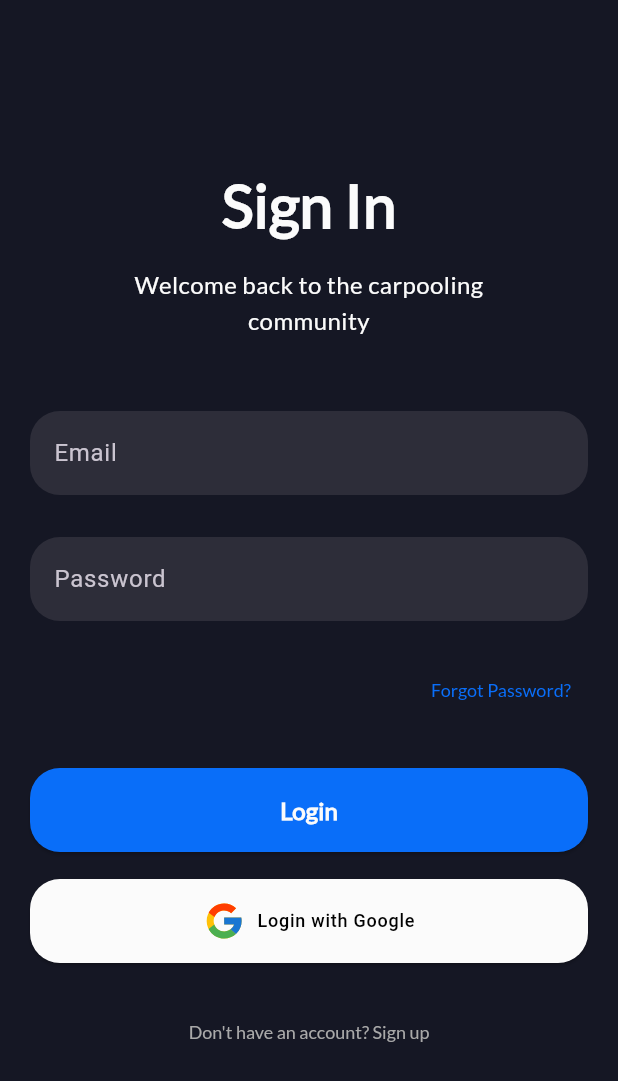
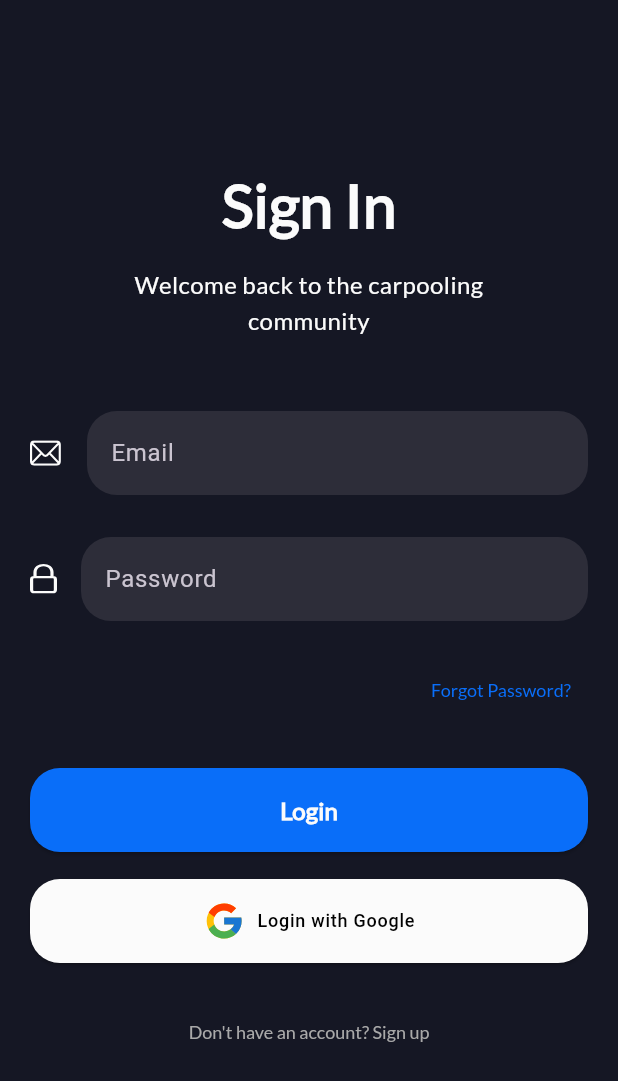
Before and after one commit to Pudv95/vroom_vroom, a Flutter app: the screen it shows after launch, on a phone screen of 412 x 824 dp. Shown: the top 1081 px of the screen. Run offline on Flutter 3.47's test engine with Material 3 defaults, Android fonts, the phone set to English and light mode, and no system bars; our stand-ins replace flutter_svg, go_router.

Commit message:
create basic layout of forgot password

```diff
--- a/lib/main.dart
+++ b/lib/main.dart
@@ -12,7 +12,7 @@ void main() {
           textTheme: const TextTheme(
               headlineLarge: TextStyle(
                 fontSize: 40,
-                  fontFamily: 'lato',
+                fontFamily: 'lato',
                 fontWeight: FontWeight.w900,
                 color: AppColors.textColor
               ),
--- a/lib/views/screens/authentication/login.dart
+++ b/lib/views/screens/authentication/login.dart
@@ -10,13 +10,19 @@ class LoginPage extends StatefulWidget {
 }
 
 class _LoginPageState extends State<LoginPage> {
+  GlobalKey<FormState> key = GlobalKey<FormState>();
+
+  final TextEditingController _emailController = TextEditingController();
+  final TextEditingController _passwordController = TextEditingController();
+
+
   @override
   Widget build(BuildContext context) {
     double height = MediaQuery.sizeOf(context).height;
     double width = MediaQuery.sizeOf(context).width;
     return Scaffold(
       body: SingleChildScrollView(
-        physics: const ClampingScrollPhysics(),
+        physics: const BouncingScrollPhysics(),
         child: ConstrainedBox(
           constraints: BoxConstraints(
             maxHeight: height,
@@ -46,12 +52,15 @@ class _LoginPageState extends State<LoginPage> {
                 ),
                 SizedBox(height: (48/height)*height,),
                 Form(
+                  key: key,
                   child: Column(
                     mainAxisAlignment: MainAxisAlignment.center,
                     crossAxisAlignment: CrossAxisAlignment.stretch,
                     children: [
                       TextFormField(
+                        controller: _emailController,
                         decoration: InputDecoration(
+                          icon: SvgPicture.asset('asset/icons/email.svg'),
                           labelText: 'Email',
                           filled: true,
                           fillColor: AppColors.secondaryColor,
@@ -60,7 +69,7 @@ class _LoginPageState extends State<LoginPage> {
                             borderRadius: BorderRadius.circular(20),
                           ),
                           focusedBorder: OutlineInputBorder(
-                            borderSide: BorderSide(color: AppColors.primaryColor), // Border color when focused
+                            borderSide: const BorderSide(color: AppColors.primaryColor),
                             borderRadius: BorderRadius.circular(20),
                           ),
                         ),
@@ -69,7 +78,9 @@ class _LoginPageState extends State<LoginPage> {
                       SizedBox(height: (28/height)*height),
 
                       TextFormField(
+                        controller: _passwordController,
                         decoration: InputDecoration(
+                          icon: SvgPicture.asset('asset/icons/password.svg'),
                           labelText: 'Password',
                           filled: true,
                           fillColor: AppColors.secondaryColor,
@@ -78,7 +89,7 @@ class _LoginPageState extends State<LoginPage> {
                             borderRadius: BorderRadius.circular(20),
                           ),
                           focusedBorder: OutlineInputBorder(
-                            borderSide: BorderSide(color: AppColors.primaryColor), // Border color when focused
+                            borderSide: const BorderSide(color: AppColors.primaryColor),
                             borderRadius: BorderRadius.circular(20),
                           ),
                         ),
@@ -90,8 +101,7 @@ class _LoginPageState extends State<LoginPage> {
                       Align(
                         alignment: Alignment.centerRight,
                         child: TextButton(
-                          onPressed: () {
-                          },
+                          onPressed: () {},
                           child: Text('Forgot Password?',style: Theme.of(context).textTheme.displaySmall?.copyWith(color: AppColors.primaryColor),),
                         ),
                       ),
@@ -100,8 +110,7 @@ class _LoginPageState extends State<LoginPage> {
 
                       // Login Button
                       ElevatedButton(
-                        onPressed: () {
-                        },
+                        onPressed: () {},
                         child: Text('Login',style: Theme.of(context).textTheme.labelLarge,),
                       ),
 
@@ -109,8 +118,7 @@ class _LoginPageState extends State<LoginPage> {
 
                       ElevatedButton.icon(
                         style: Theme.of(context).elevatedButtonTheme.style?.copyWith(backgroundColor: MaterialStateProperty.all<Color>(AppColors.textColor),),
-                        onPressed: () {
-                        },
+                        onPressed: () {},
                         icon: SvgPicture.asset('asset/icons/google.svg'),
                         label: Text('Login with Google',style: Theme.of(context).textTheme.labelMedium?.copyWith(color: Colors.black),),
                       ),
@@ -118,8 +126,7 @@ class _LoginPageState extends State<LoginPage> {
                       SizedBox(height: (22/height)*height),
 
                       TextButton(
-                        onPressed: () {
-                        },
+                        onPressed: () {},
                         child: Text("Don't have an account? Sign up",style: Theme.of(context).textTheme.displaySmall?.copyWith(color: const Color.fromRGBO(169, 169, 169, 1)),),
                       ),
                     ],
```
Also changed, not shown: lib/views/screens/authentication/forgot_password.dart (added, +48 -0 lines), lib/views/screens/authentication/widgets/reset_buttons.dart (added, +33 -0 lines), asset/icons/email.svg (added), asset/icons/password.svg (added), asset/icons/sms.svg (added).
